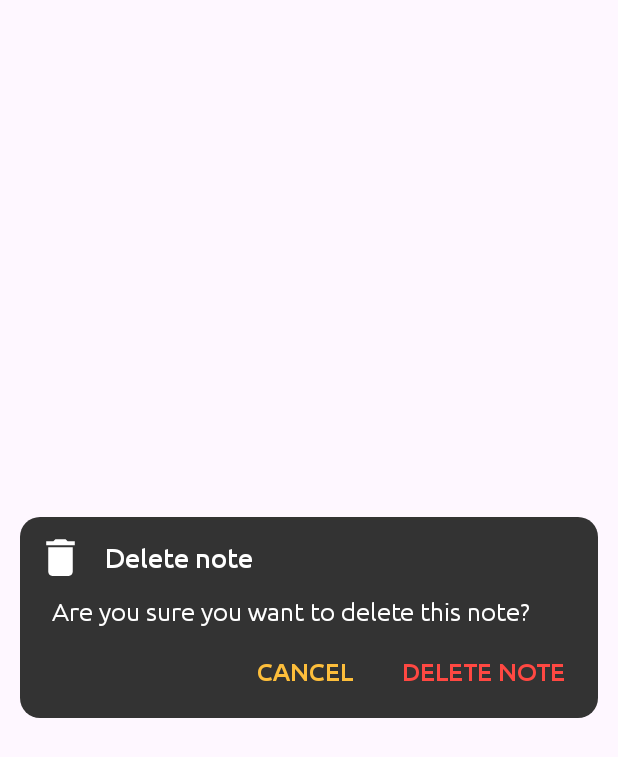
After one commit to vn-lam-3691/Every_Notes, an Android app: the layout layout_delete_note.xml on its own in the app's theme, with its tools: preview values and no code run, on a phone screen of 412 x 824 dp. The commit adds this screen. Shown: the top 757 px of the screen. Run offline under Robolectric (Android 15) with nearby library versions, the light colour scheme and no system bars.

Commit message:
add delete note feature

```diff
--- /dev/null
+++ b/app/src/main/res/layout/layout_delete_note.xml
@@ -0,0 +1,89 @@
+<?xml version="1.0" encoding="utf-8"?>
+<androidx.constraintlayout.widget.ConstraintLayout xmlns:android="http://schemas.android.com/apk/res/android"
+    android:layout_width="match_parent"
+    android:layout_height="wrap_content"
+    xmlns:app="http://schemas.android.com/apk/res-auto"
+    android:id="@+id/layoutDeleteNoteContainer"
+    android:layout_gravity="center"
+    android:layout_margin="@dimen/_10sdp"
+    android:background="@drawable/background_dialog">
+
+    <ImageView
+        android:id="@+id/imageDeleteNote"
+        android:layout_width="@dimen/_25sdp"
+        android:layout_height="@dimen/_25sdp"
+        android:layout_marginStart="@dimen/_8sdp"
+        android:layout_marginTop="@dimen/_8sdp"
+        android:src="@drawable/ic_delete"
+        app:layout_constraintTop_toTopOf="parent"
+        app:layout_constraintStart_toStartOf="parent"
+        app:tint="@color/colorWhite" />
+
+    <TextView
+        android:layout_width="0dp"
+        android:layout_height="wrap_content"
+        android:layout_marginStart="@dimen/_10sdp"
+        android:layout_marginEnd="@dimen/_8sdp"
+        android:includeFontPadding="false"
+        android:fontFamily="@font/ubuntu_medium"
+        android:text="@string/delete_note"
+        android:textSize="@dimen/_14ssp"
+        android:textColor="@color/colorWhite"
+        app:layout_constraintTop_toTopOf="@id/imageDeleteNote"
+        app:layout_constraintStart_toEndOf="@id/imageDeleteNote"
+        app:layout_constraintBottom_toBottomOf="@id/imageDeleteNote"
+        app:layout_constraintEnd_toEndOf="parent"/>
+
+    <TextView
+        android:id="@+id/textDeleteNoteMessage"
+        android:layout_width="match_parent"
+        android:layout_height="wrap_content"
+        android:layout_marginStart="@dimen/_8sdp"
+        android:layout_marginEnd="@dimen/_8sdp"
+        android:layout_marginTop="@dimen/_8sdp"
+        android:includeFontPadding="false"
+        android:fontFamily="@font/ubuntu_regular"
+        android:gravity="center_vertical"
+        android:paddingStart="@dimen/_8sdp"
+        android:paddingEnd="@dimen/_8sdp"
+        android:text="@string/are_you_sure_you_want_to_delete_this_note"
+        android:textSize="@dimen/_13ssp"
+        android:textColor="@color/colorWhite"
+        app:layout_constraintTop_toBottomOf="@id/imageDeleteNote"
+        app:layout_constraintStart_toStartOf="parent"
+        app:layout_constraintEnd_toEndOf="parent"/>
+
+    <TextView
+        android:id="@+id/textDeleteNote"
+        android:layout_width="wrap_content"
+        android:layout_height="wrap_content"
+        android:layout_marginTop="@dimen/_8sdp"
+        android:layout_marginEnd="@dimen/_8sdp"
+        android:layout_marginBottom="@dimen/_8sdp"
+        android:padding="@dimen/_8sdp"
+        android:includeFontPadding="false"
+        android:fontFamily="@font/ubuntu_medium"
+        android:textAllCaps="true"
+        android:text="@string/delete_note"
+        android:textColor="@color/colorDelete"
+        android:textSize="@dimen/_13ssp"
+        app:layout_constraintEnd_toEndOf="parent"
+        app:layout_constraintBottom_toBottomOf="parent"
+        app:layout_constraintTop_toBottomOf="@id/textDeleteNoteMessage"/>
+
+    <TextView
+        android:id="@+id/textCancel"
+        android:layout_width="wrap_content"
+        android:layout_height="wrap_content"
+        android:layout_marginEnd="@dimen/_8sdp"
+        android:padding="@dimen/_8sdp"
+        android:includeFontPadding="false"
+        android:fontFamily="@font/ubuntu_medium"
+        android:text="@string/cancel_dialog"
+        android:textColor="@color/colorAccent"
+        android:textSize="@dimen/_13ssp"
+        app:layout_constraintTop_toTopOf="@id/textDeleteNote"
+        app:layout_constraintBottom_toBottomOf="@id/textDeleteNote"
+        app:layout_constraintEnd_toStartOf="@id/textDeleteNote"/>
+
+</androidx.constraintlayout.widget.ConstraintLayout>
--- a/app/src/main/res/values/strings.xml
+++ b/app/src/main/res/values/strings.xml
@@ -11,4 +11,6 @@
     <string name="enter_url">Enter URL</string>
     <string name="add_dialog">ADD</string>
     <string name="cancel_dialog">CANCEL</string>
+    <string name="delete_note">Delete note</string>
+    <string name="are_you_sure_you_want_to_delete_this_note">Are you sure you want to delete this note?</string>
 </resources>
```
Also changed, not shown: app/src/main/java/com/vanlam/everynotes/activities/CreateNoteActivity.java (+60 -0 lines), app/src/main/java/com/vanlam/everynotes/activities/MainActivity.java (+19 -7 lines), app/src/main/res/layout/layout_miscellaneous.xml (+31 -0 lines).
